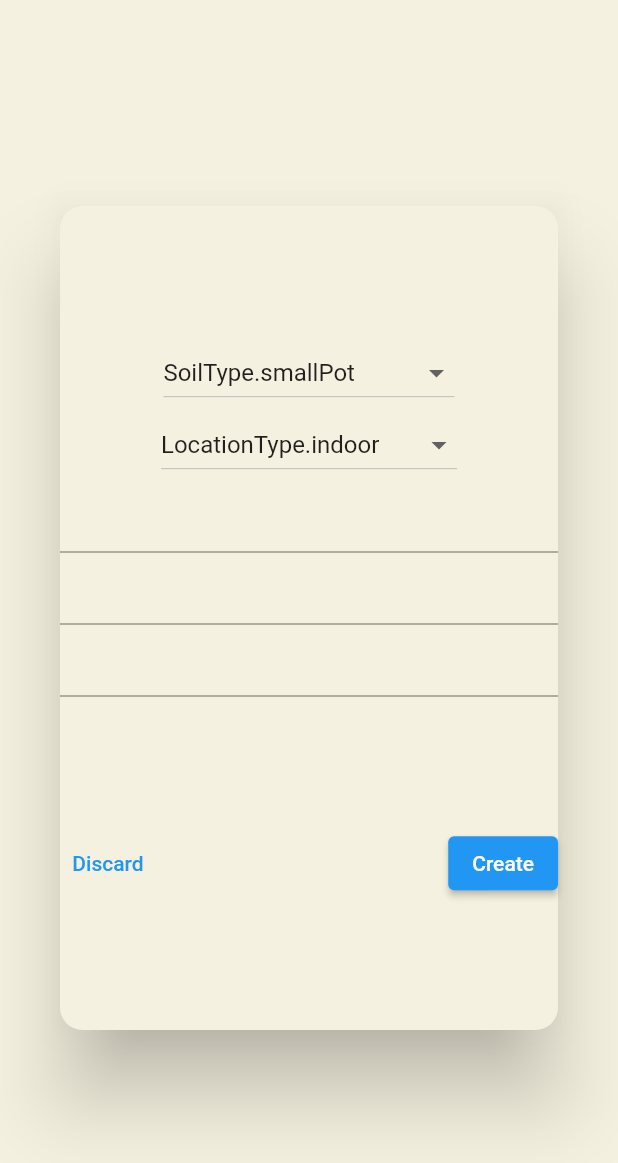
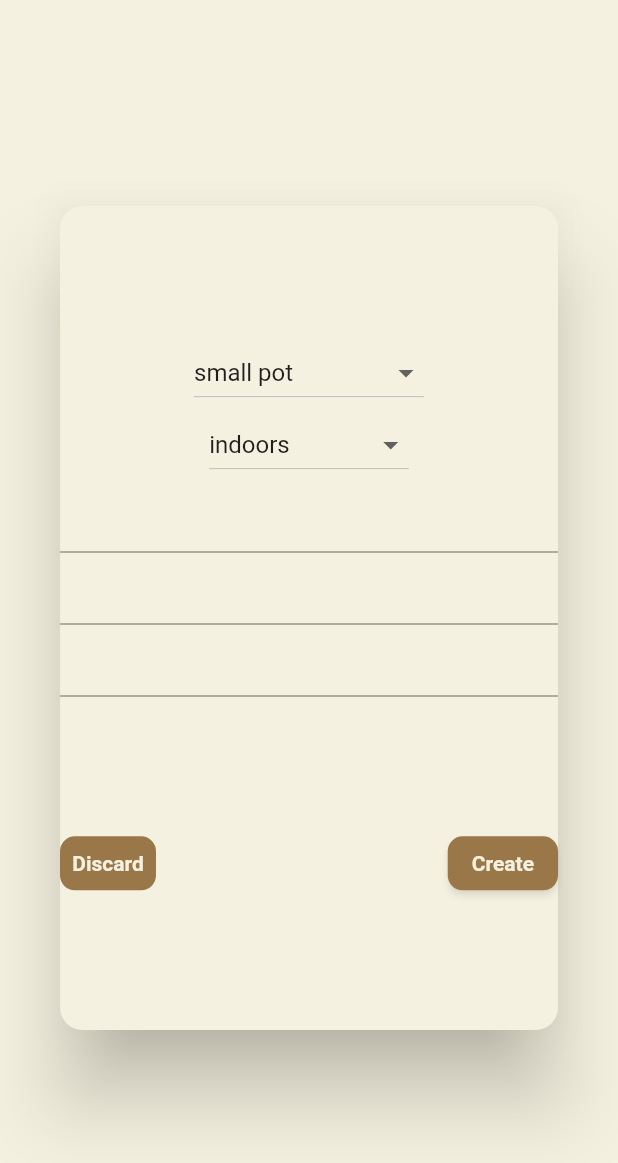
Before and after one commit to DECO-Bomb-Squad/plants, a Flutter app: the EditPlantCareProfile widget shown alone on an empty page, opened directly, on a phone screen of 412 x 824 dp. Shown: the top 1163 px of the screen. Run offline on Flutter 3.47's test engine with Material 2 defaults, Android fonts, the phone set to English and light mode, and no system bars; our stand-ins replace get_it, image_picker, photo_view, shared_preferences, syncfusion_flutter_calendar; missing offline and left inert: azblob, dart:html, firebase_core_web, firebase_messaging_web, flutter_secure_storage_web, shared_preferences_web; accounts and stored records are empty.

Commit message:
Started styling changes

```diff
--- a/src/app/lib/editplantcareprofile/edit_plant_care_profile.dart
+++ b/src/app/lib/editplantcareprofile/edit_plant_care_profile.dart
@@ -1,5 +1,3 @@
-import 'dart:html';
-
 import 'package:app/plantinstance/plant_info_model.dart';
 import 'package:app/utils/visual_pattern.dart';
 import 'package:flutter/material.dart';
@@ -82,7 +80,7 @@ class _EditPlantCareProfileState extends State<EditPlantCareProfile> {
                     items: SoilType.values.map((SoilType soilType) {
                       return DropdownMenuItem<SoilType>(
                         value: soilType,
-                        child: Text(soilType.toString()), // need to fix
+                        child: Text(soilType.toHumanString()!),
                       );
                     }).toList(),
                   ),
@@ -96,7 +94,7 @@ class _EditPlantCareProfileState extends State<EditPlantCareProfile> {
                     items: LocationType.values.map((LocationType location) {
                       return DropdownMenuItem<LocationType>(
                         value: location,
-                        child: Text(location.toString()),
+                        child: Text(location.toHumanString()!),
                       );
                     }).toList(),
                   ),
@@ -155,21 +153,23 @@ class _EditPlantCareProfileState extends State<EditPlantCareProfile> {
             Row(
               mainAxisAlignment: MainAxisAlignment.spaceBetween,
               children: [
-                // submit -> json stuff ELEVATED BUTTONS print contents of model to console
-                // model update method by passing profile in, changing values etc. use method
                 TextButton(
+                  style: buttonStyle,
                   onPressed: () => Navigator.of(context).pop(),
-                  child: const Text("Discard"),
+                  child: const Text("Discard", style: buttonTextStyle),
                 ),
                 ElevatedButton(
+                    style: buttonStyle,
                     onPressed: editMode == false
                         ? null
                         : () {
                             if (_formKey.currentState!.validate()) {
+                              // create new plant
                               model.assignedPlant?.careProfile.updatePlantCareProfile(model);
+                              Navigator.of(context).pop();
                             }
                           },
-                    child: Text(submitText)),
+                    child: Text(submitText, style: buttonTextStyle)),
               ],
             ),
           ],
```
